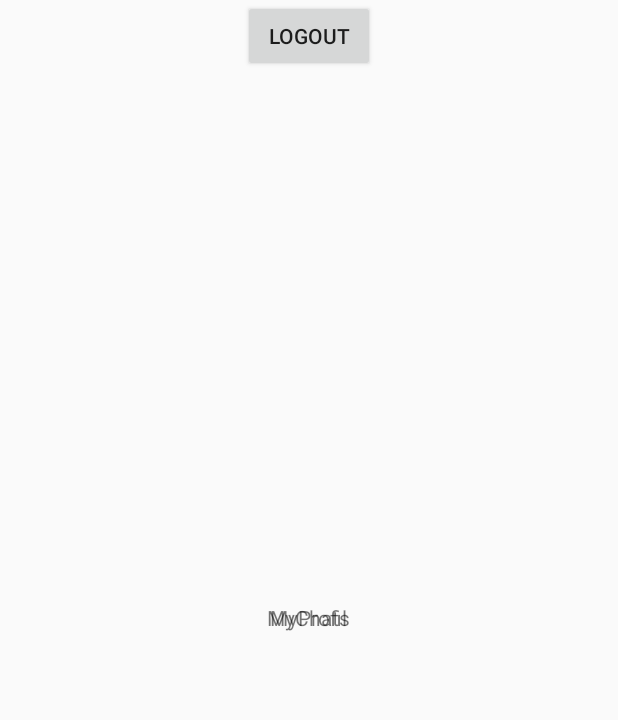
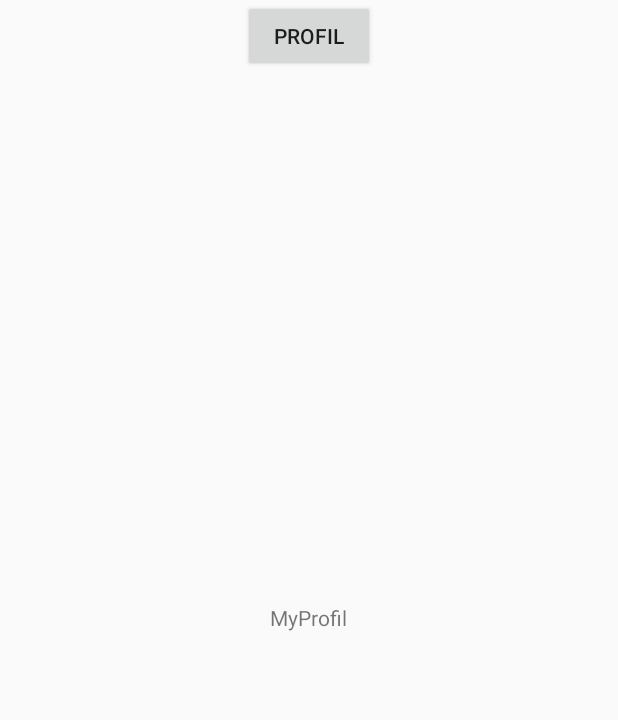
Before and after one commit to marlenehasslinger/ss17-foreignbuddy, an Android app: the screen it shows after launch once a user with an empty profile is signed in (MyProfilActivity), item 2 of the bottom bar chosen, on a phone screen of 412 x 824 dp. Shown: the top 720 px of the screen. Run offline under Robolectric (Android 15) with nearby library versions, the phone set to English and light mode, and no system bars; our stand-ins replace Firebase (no records; nobody signed in at launch, a user with empty details on screens opened directly); libraries missing offline, so code that uses them is left out: com.firebase.ui.

Commit message:
Fixed Fragment issue

```diff
--- a/android/ForeignBuddy/app/build.gradle
+++ b/android/ForeignBuddy/app/build.gradle
@@ -2,7 +2,7 @@ apply plugin: 'com.android.application'
 
 android {
     compileSdkVersion 25
-    buildToolsVersion "24.0.3"
+    buildToolsVersion '25.0.0'
     defaultConfig {
         applicationId "de.hdm_stuttgart.foreignbuddy"
         minSdkVersion 22
--- a/android/ForeignBuddy/app/src/main/java/de/hdm_stuttgart/foreignbuddy/MyProfilActivity.java
+++ b/android/ForeignBuddy/app/src/main/java/de/hdm_stuttgart/foreignbuddy/MyProfilActivity.java
@@ -1,27 +1,33 @@
 package de.hdm_stuttgart.foreignbuddy;
 
-import android.content.Intent;
+
 import android.support.annotation.NonNull;
 import android.support.design.widget.BottomNavigationView;
 import android.support.v4.app.FragmentTransaction;
 import android.support.v7.app.AppCompatActivity;
 import android.os.Bundle;
-import android.util.Log;
 import android.view.MenuItem;
 import android.widget.Toast;
-import android.view.View;
 
 
 import com.firebase.ui.auth.AuthUI;
 import com.google.android.gms.tasks.OnCompleteListener;
 import com.google.android.gms.tasks.Task;
 
-public class MyProfilActivity extends AppCompatActivity {
+public class MyProfilActivity extends AppCompatActivity{
+
+    final ChatsFragment chat = new ChatsFragment();
+    final ProfilFragment profil = new ProfilFragment();
+    final MatchesFragment matches = new MatchesFragment();
 
     @Override
     protected void onCreate(Bundle savedInstanceState) {
         super.onCreate(savedInstanceState);
         setContentView(R.layout.activity_my_profil);
+
+        FragmentTransaction transaction = getSupportFragmentManager().beginTransaction();
+        transaction.add(R.id.fragment, chat);
+        transaction.commit();
 
         //BottomNavigationFunction
         BottomNavigationView bottomNavigationView = (BottomNavigationView) findViewById(R.id.bottom_navigation);
@@ -31,22 +37,26 @@ public class MyProfilActivity extends AppCompatActivity {
                 switch (item.getItemId()) {
                     case R.id.action_chats:
                         //Toast.makeText(MyProfilActivity.this, "Chats clicked",Toast.LENGTH_SHORT).show();
-                        ChatsFragment chatsFragment = new ChatsFragment();
                         FragmentTransaction transaction = getSupportFragmentManager().beginTransaction();
-                        transaction.replace(R.id.fragment, chatsFragment);
+                        transaction.replace(R.id.fragment, chat);
                         transaction.addToBackStack(null);
                         transaction.commit();
                         break;
                     case R.id.action_profil:
                         //Toast.makeText(MyProfilActivity.this, "Profil clicked", Toast.LENGTH_SHORT).show();
-                        ProfilFragment profilFragment = new ProfilFragment();
-                        FragmentTransaction t2 = getSupportFragmentManager().beginTransaction();
-                        t2.replace(R.id.fragment, profilFragment);
-                        t2.addToBackStack(null);
-                        t2.commit();
+
+                        transaction = getSupportFragmentManager().beginTransaction();
+                        transaction.replace(R.id.fragment, profil);
+                        transaction.addToBackStack(null);
+                        transaction.commit();
                         break;
                     case R.id.action_matches:
-                        Toast.makeText(MyProfilActivity.this, "Matches clicked", Toast.LENGTH_SHORT).show();
+                        //Toast.makeText(MyProfilActivity.this, "Matches clicked", Toast.LENGTH_SHORT).show();
+
+                        FragmentTransaction t3 = getSupportFragmentManager().beginTransaction();
+                        t3.replace(R.id.fragment, matches);
+                        t3.addToBackStack(null);
+                        t3.commit();
                         break;
                 }
                 return true;
--- a/android/ForeignBuddy/app/src/main/java/de/hdm_stuttgart/foreignbuddy/ProfilFragment.java
+++ b/android/ForeignBuddy/app/src/main/java/de/hdm_stuttgart/foreignbuddy/ProfilFragment.java
@@ -19,7 +19,7 @@ public class ProfilFragment extends Fragment {
     @Override
     public View onCreateView(LayoutInflater inflater, ViewGroup container,
                              Bundle savedInstanceState) {
-        // Inflate the layout for this fragment
+        //Inflate the layout for this fragment
         return inflater.inflate(R.layout.fragment_profil, container, false);
 
     }
--- a/android/ForeignBuddy/app/src/main/res/layout/activity_my_profil.xml
+++ b/android/ForeignBuddy/app/src/main/res/layout/activity_my_profil.xml
@@ -18,13 +18,9 @@
         app:itemTextColor="@drawable/nav_item_color_state"
         app:menu="@menu/bottom_navigation_main" />
 
-    <fragment
+    <FrameLayout
         android:layout_width="match_parent"
         android:layout_height="match_parent"
-        android:name="de.hdm_stuttgart.foreignbuddy.ChatsFragment"
-        android:layout_centerHorizontal="true"
-        android:id="@+id/fragment"
-        tools:layout="@layout/fragment_chats" />
-
+        android:id="@+id/fragment"/>
 
 </RelativeLayout>
--- a/android/ForeignBuddy/app/src/main/res/layout/fragment_chats.xml
+++ b/android/ForeignBuddy/app/src/main/res/layout/fragment_chats.xml
@@ -13,4 +13,5 @@
         android:layout_centerVertical="true"
         android:layout_centerHorizontal="true"
         android:id="@+id/textView3" />
+
 </RelativeLayout>
--- a/android/ForeignBuddy/app/src/main/res/layout/fragment_profil.xml
+++ b/android/ForeignBuddy/app/src/main/res/layout/fragment_profil.xml
@@ -17,7 +17,7 @@
 
 
     <Button
-        android:text="Logout"
+        android:text="profil"
         android:layout_width="wrap_content"
         android:layout_height="wrap_content"
         android:layout_above="@+id/bottom_navigation"
--- a/android/ForeignBuddy/build.gradle
+++ b/android/ForeignBuddy/build.gradle
@@ -5,7 +5,7 @@ buildscript {
         jcenter()
     }
     dependencies {
-        classpath 'com.android.tools.build:gradle:2.2.3'
+        classpath 'com.android.tools.build:gradle:2.3.0'
         classpath 'com.google.gms:google-services:3.0.0'
 
         // NOTE: Do not place your application dependencies here; they belong
```
Also changed, not shown: android/ForeignBuddy/gradle/wrapper/gradle-wrapper.properties.
